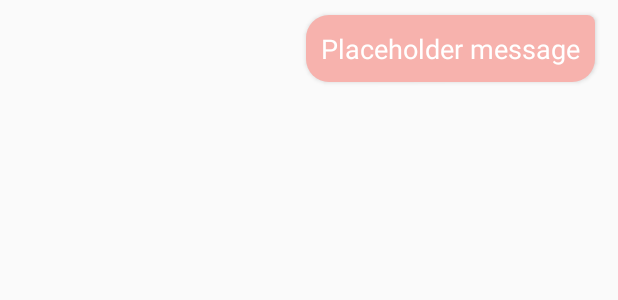
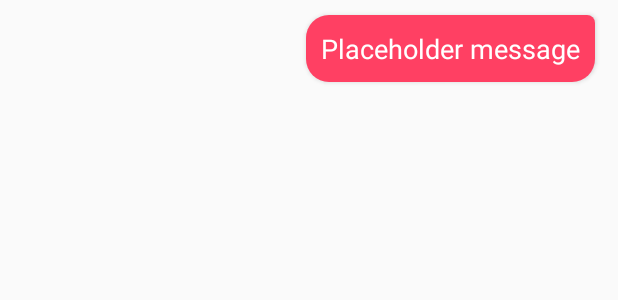
Before and after one commit to smsali97/guppshupp-chatapp, an Android app: the layout my_message.xml on its own in the app's theme, with its tools: preview values and no code run, on a phone screen of 412 x 824 dp. Shown: the top 300 px of the screen. Run offline under Robolectric (Android 15) with nearby library versions, the light colour scheme and no system bars; network calls fail.

Commit message:
UI fixes

```diff
--- a/StompProtocol/example-client/src/main/res/drawable/my_message.xml
+++ b/StompProtocol/example-client/src/main/res/drawable/my_message.xml
@@ -1,6 +1,6 @@
 <?xml version="1.0" encoding="utf-8"?>
 <shape xmlns:android="http://schemas.android.com/apk/res/android"
     android:shape="rectangle">
-    <solid android:color="#F7B2AD" />
+    <solid android:color="#ff4063" />
     <corners android:topRightRadius="5dp" android:radius="15dp" />
 </shape>
--- a/StompProtocol/example-client/src/main/res/layout/my_message.xml
+++ b/StompProtocol/example-client/src/main/res/layout/my_message.xml
@@ -20,16 +20,6 @@
     android:text="Placeholder message"
     />
 
-    <TextView
-        android:id="@+id/timestamp"
-        android:layout_width="wrap_content"
-        android:layout_height="wrap_content"
-        android:layout_toLeftOf="@id/message_body"
-        android:padding="10dp"
-        android:text=""
-        android:textColor="#999999"
-        android:textSize="13dp" />
-
     <ImageView
         android:layout_width="wrap_content"
         android:layout_height="wrap_content"
@@ -39,4 +29,18 @@
         android:layout_alignParentRight="true"
         />
 
+    <TextView
+        android:id="@+id/timestamp"
+        android:layout_width="wrap_content"
+        android:layout_height="wrap_content"
+        android:padding="10dp"
+        android:layout_below="@id/message_body"
+        android:text=""
+        android:textColor="#999999"
+        android:textSize="13dp"
+        android:layout_alignParentRight="true"
+        />
+
+
+
 </RelativeLayout>
--- a/StompProtocol/example-client/src/main/res/layout/popup.xml
+++ b/StompProtocol/example-client/src/main/res/layout/popup.xml
@@ -1,6 +1,6 @@
 <?xml version="1.0" encoding="utf-8"?>
 <GridLayout xmlns:android="http://schemas.android.com/apk/res/android"
-    android:layout_width="wrap_content"
+    android:layout_width="match_parent"
     android:layout_height="wrap_content"
     android:columnCount="2"
     android:background="#f4ebff"
```
Also changed, not shown: StompProtocol/example-client/src/main/res/layout/their_message.xml (+11 -11 lines), StompProtocol/example-client/src/main/res/mipmap-hdpi/ic_launcher.png, StompProtocol/example-client/src/main/res/mipmap-mdpi/ic_launcher.png, StompProtocol/example-client/src/main/res/mipmap-xhdpi/ic_launcher.png, StompProtocol/example-client/src/main/res/mipmap-xxhdpi/ic_launcher.png, StompProtocol/example-client/src/main/res/mipmap-xxxhdpi/ic_launcher.png.
